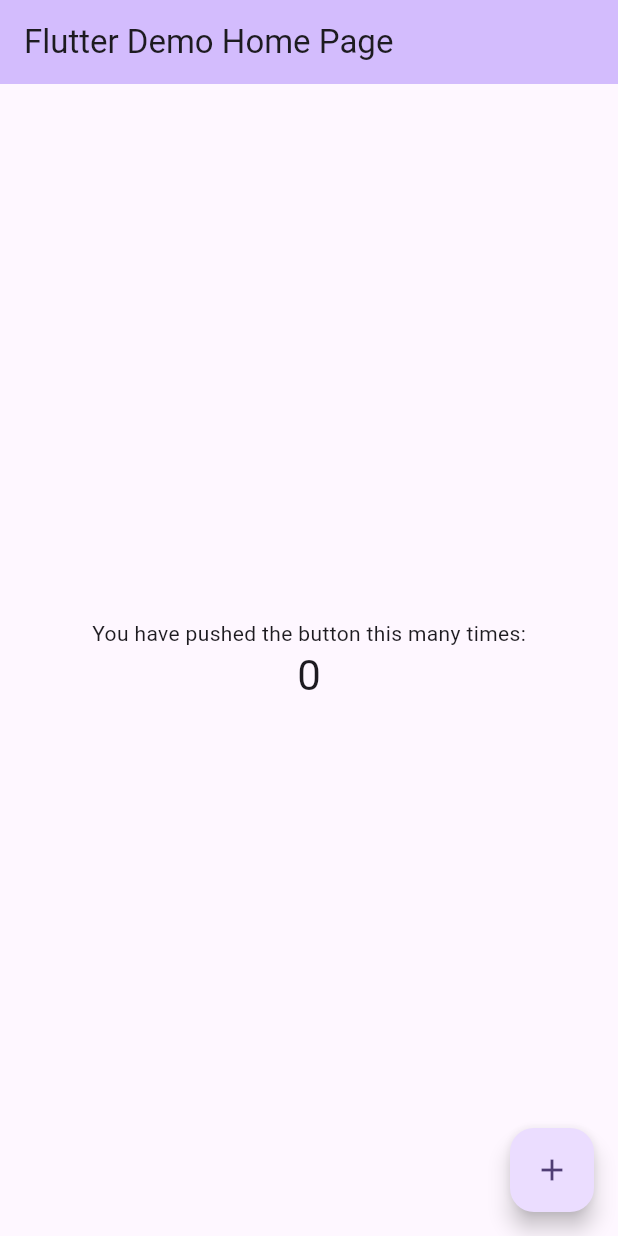
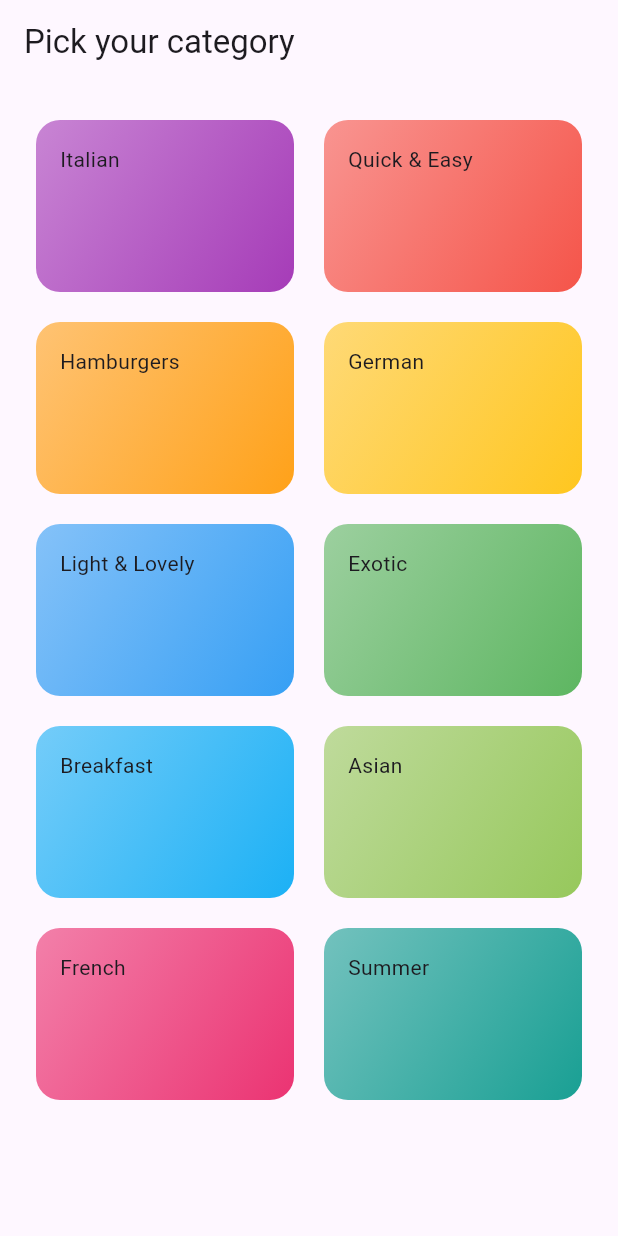
Before and after one commit to williamzhou8818/meals_app_flutter, a Flutter app: the screen it shows after launch, on a phone screen of 412 x 824 dp. Run offline on Flutter 3.47's test engine with Material 2 defaults, Android fonts, the phone set to English and light mode, and no system bars.

Commit message:
[Updated] category screens parts

```diff
--- /dev/null
+++ b/lib/data/dummy_data.dart
@@ -0,0 +1,55 @@
+import 'package:flutter/material.dart';
+import 'package:meals_app/models/categories.dart';
+
+const availableCategories = [
+  Category(
+    id: 'c1',
+    title: 'Italian',
+    color: Colors.purple,
+  ),
+  Category(
+    id: 'c2',
+    title: 'Quick & Easy',
+    color: Colors.red,
+  ),
+  Category(
+    id: 'c3',
+    title: 'Hamburgers',
+    color: Colors.orange,
+  ),
+  Category(
+    id: 'c4',
+    title: 'German',
+    color: Colors.amber,
+  ),
+  Category(
+    id: 'c5',
+    title: 'Light & Lovely',
+    color: Colors.blue,
+  ),
+  Category(
+    id: 'c6',
+    title: 'Exotic',
+    color: Colors.green,
+  ),
+  Category(
+    id: 'c7',
+    title: 'Breakfast',
+    color: Colors.lightBlue,
+  ),
+  Category(
+    id: 'c8',
+    title: 'Asian',
+    color: Colors.lightGreen,
+  ),
+  Category(
+    id: 'c9',
+    title: 'French',
+    color: Colors.pink,
+  ),
+  Category(
+    id: 'c10',
+    title: 'Summer',
+    color: Colors.teal,
+  ),
+];
--- a/lib/main.dart
+++ b/lib/main.dart
@@ -1,4 +1,5 @@
 import 'package:flutter/material.dart';
+import 'package:meals_app/screens/categories.dart';
 
 void main() {
   runApp(const MyApp());
@@ -11,115 +12,11 @@ class MyApp extends StatelessWidget {
   @override
   Widget build(BuildContext context) {
     return MaterialApp(
-      title: 'Flutter Demo',
       theme: ThemeData(
-        // This is the theme of your application.
-        //
-        // TRY THIS: Try running your application with "flutter run". You'll see
-        // the application has a blue toolbar. Then, without quitting the app,
-        // try changing the seedColor in the colorScheme below to Colors.green
-        // and then invoke "hot reload" (save your changes or press the "hot
-        // reload" button in a Flutter-supported IDE, or press "r" if you used
-        // the command line to start the app).
-        //
-        // Notice that the counter didn't reset back to zero; the application
-        // state is not lost during the reload. To reset the state, use hot
-        // restart instead.
-        //
-        // This works for code too, not just values: Most code changes can be
-        // tested with just a hot reload.
         colorScheme: ColorScheme.fromSeed(seedColor: Colors.deepPurple),
         useMaterial3: true,
       ),
-      home: const MyHomePage(title: 'Flutter Demo Home Page'),
+      home: const CategoriesScreen(),
     );
   }
 }
-
-class MyHomePage extends StatefulWidget {
-  const MyHomePage({super.key, required this.title});
-
-  // This widget is the home page of your application. It is stateful, meaning
-  // that it has a State object (defined below) that contains fields that affect
-  // how it looks.
-
-  // This class is the configuration for the state. It holds the values (in this
-  // case the title) provided by the parent (in this case the App widget) and
-  // used by the build method of the State. Fields in a Widget subclass are
-  // always marked "final".
-
-  final String title;
-
-  @override
-  State<MyHomePage> createState() => _MyHomePageState();
-}
-
-class _MyHomePageState extends State<MyHomePage> {
-  int _counter = 0;
-
-  void _incrementCounter() {
-    setState(() {
-      // This call to setState tells the Flutter framework that something has
-      // changed in this State, which causes it to rerun the build method below
-      // so that the display can reflect the updated values. If we changed
-      // _counter without calling setState(), then the build method would not be
-      // called again, and so nothing would appear to happen.
-      _counter++;
-    });
-  }
-
-  @override
-  Widget build(BuildContext context) {
-    // This method is rerun every time setState is called, for instance as done
-    // by the _incrementCounter method above.
-    //
-    // The Flutter framework has been optimized to make rerunning build methods
-    // fast, so that you can just rebuild anything that needs updating rather
-    // than having to individually change instances of widgets.
-    return Scaffold(
-      appBar: AppBar(
-        // TRY THIS: Try changing the color here to a specific color (to
-        // Colors.amber, perhaps?) and trigger a hot reload to see the AppBar
-        // change color while the other colors stay the same.
-        backgroundColor: Theme.of(context).colorScheme.inversePrimary,
-        // Here we take the value from the MyHomePage object that was created by
-        // the App.build method, and use it to set our appbar title.
-        title: Text(widget.title),
-      ),
-      body: Center(
-        // Center is a layout widget. It takes a single child and positions it
-        // in the middle of the parent.
-        child: Column(
-          // Column is also a layout widget. It takes a list of children and
-          // arranges them vertically. By default, it sizes itself to fit its
-          // children horizontally, and tries to be as tall as its parent.
-          //
-          // Column has various properties to control how it sizes itself and
-          // how it positions its children. Here we use mainAxisAlignment to
-          // center the children vertically; the main axis here is the vertical
-          // axis because Columns are vertical (the cross axis would be
-          // horizontal).
-          //
-          // TRY THIS: Invoke "debug painting" (choose the "Toggle Debug Paint"
-          // action in the IDE, or press "p" in the console), to see the
-          // wireframe for each widget.
-          mainAxisAlignment: MainAxisAlignment.center,
-          children: <Widget>[
-            const Text(
-              'You have pushed the button this many times:',
-            ),
-            Text(
-              '$_counter',
-              style: Theme.of(context).textTheme.headlineMedium,
-            ),
-          ],
-        ),
-      ),
-      floatingActionButton: FloatingActionButton(
-        onPressed: _incrementCounter,
-        tooltip: 'Increment',
-        child: const Icon(Icons.add),
-      ), // This trailing comma makes auto-formatting nicer for build methods.
-    );
-  }
-}
--- /dev/null
+++ b/lib/models/categories.dart
@@ -0,0 +1,12 @@
+import 'package:flutter/material.dart';
+
+class Category {
+  const Category({
+    required this.id,
+    required this.title,
+    this.color = Colors.orange,
+  });
+  final String id;
+  final String title;
+  final Color color;
+}
--- /dev/null
+++ b/lib/screens/categories.dart
@@ -0,0 +1,30 @@
+import 'package:flutter/material.dart';
+import 'package:meals_app/data/dummy_data.dart';
+import 'package:meals_app/widgets/category_grid_item.dart';
+
+class CategoriesScreen extends StatelessWidget {
+  const CategoriesScreen({super.key});
+
+  @override
+  Widget build(context) {
+    return Scaffold(
+      appBar: AppBar(
+        title: const Text('Pick your category'),
+      ),
+      body: GridView(
+        padding: const EdgeInsets.all(24),
+        gridDelegate: const SliverGridDelegateWithFixedCrossAxisCount(
+          crossAxisCount: 2,
+          childAspectRatio: 3 / 2,
+          crossAxisSpacing: 20,
+          mainAxisSpacing: 20,
+        ),
+        children: [
+          // availableCategories.map((category) => CategoryGridItem(catgory: Cag))
+          for (final category in availableCategories)
+            CategoryGridItem(category: category)
+        ],
+      ),
+    );
+  }
+}
--- /dev/null
+++ b/lib/widgets/category_grid_item.dart
@@ -0,0 +1,30 @@
+import 'package:flutter/material.dart';
+import 'package:meals_app/models/categories.dart';
+
+class CategoryGridItem extends StatelessWidget {
+  const CategoryGridItem({super.key, required this.category});
+  final Category category;
+  @override
+  Widget build(context) {
+    //
+    return InkWell(
+      onTap: () {},
+      splashColor: const Color.fromARGB(185, 223, 223, 223),
+      borderRadius: BorderRadius.circular(16),
+      child: Container(
+          padding: const EdgeInsets.all(16),
+          decoration: BoxDecoration(
+            borderRadius: BorderRadius.circular(16),
+            gradient: LinearGradient(
+              colors: [
+                category.color.withOpacity(0.55),
+                category.color.withOpacity(0.9),
+              ],
+              begin: Alignment.topLeft,
+              end: Alignment.bottomRight,
+            ),
+          ),
+          child: Text(category.title)),
+    );
+  }
+}
```
